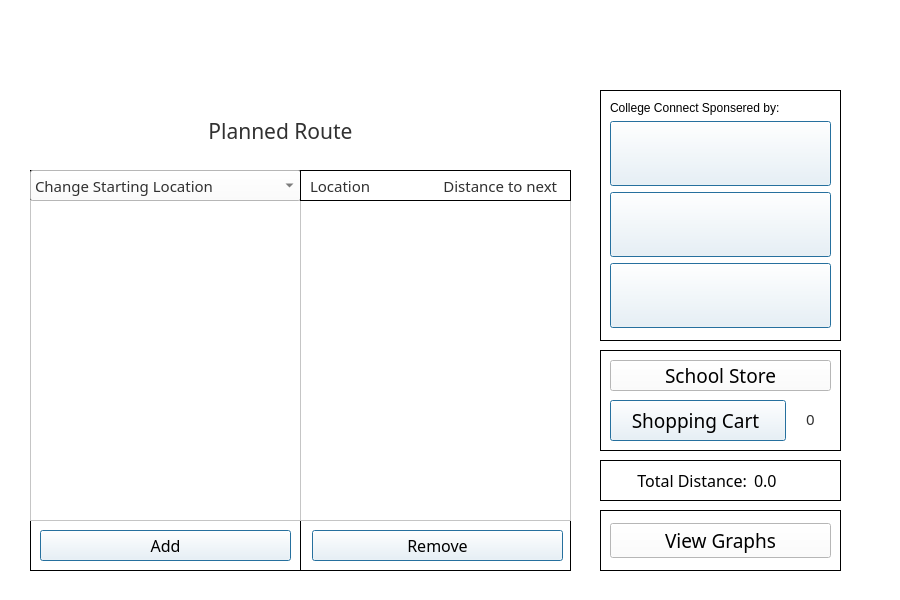
The window that tripplanner.ui (DannyCamacho/CollegeConnect) describes before a commit, drawn with Qt 5.
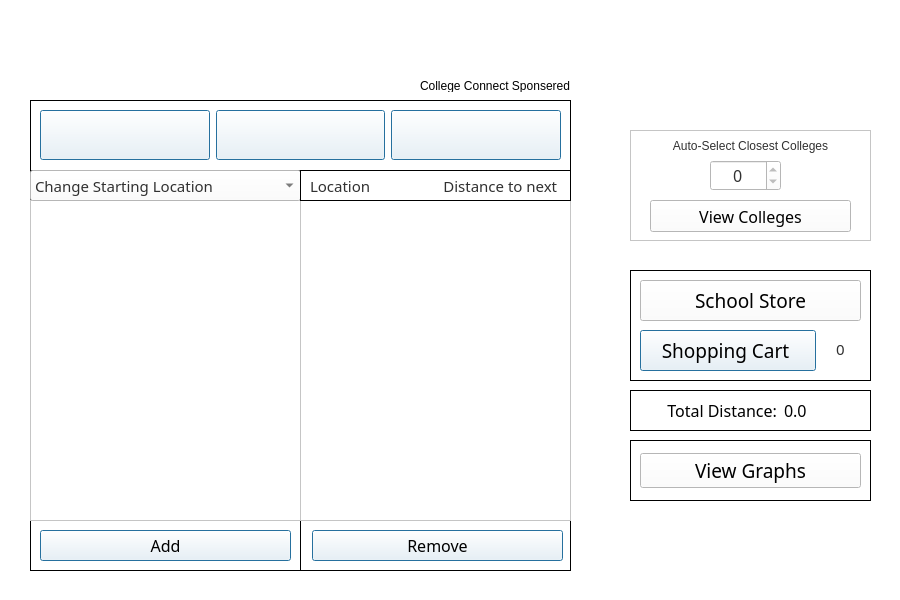
The same window after the commit. Icons and pictures are not drawn.

Commit message: changes to tripplanner.ui layout +& closest college auto select

```diff
--- a/tripplanner.ui
+++ b/tripplanner.ui
@@ -20,10 +20,10 @@
    <widget class="QFrame" name="cart_frame">
     <property name="geometry">
      <rect>
-      <x>600</x>
-      <y>350</y>
+      <x>630</x>
+      <y>270</y>
       <width>241</width>
-      <height>101</height>
+      <height>111</height>
      </rect>
     </property>
     <property name="styleSheet">
@@ -40,7 +40,7 @@
      <property name="geometry">
       <rect>
        <x>185</x>
-       <y>50</y>
+       <y>60</y>
        <width>51</width>
        <height>41</height>
       </rect>
@@ -111,7 +111,7 @@
      <property name="geometry">
       <rect>
        <x>10</x>
-       <y>50</y>
+       <y>60</y>
        <width>176</width>
        <height>41</height>
       </rect>
@@ -166,7 +166,7 @@
        <x>10</x>
        <y>10</y>
        <width>221</width>
-       <height>31</height>
+       <height>41</height>
       </rect>
      </property>
      <property name="font">
@@ -200,10 +200,10 @@
    <widget class="QFrame" name="start_at_frame">
     <property name="geometry">
      <rect>
-      <x>600</x>
-      <y>90</y>
-      <width>241</width>
-      <height>251</height>
+      <x>30</x>
+      <y>100</y>
+      <width>541</width>
+      <height>71</height>
      </rect>
     </property>
     <property name="frameShape">
@@ -212,26 +212,119 @@
     <property name="frameShadow">
      <enum>QFrame::Plain</enum>
     </property>
-    <layout class="QVBoxLayout" name="verticalLayout_2">
-     <item>
-      <widget class="QLabel" name="label">
+    <layout class="QGridLayout" name="gridLayout">
+     <item row="0" column="1">
+      <widget class="QPushButton" name="arizona_pushButton">
+       <property name="minimumSize">
+        <size>
+         <width>146</width>
+         <height>50</height>
+        </size>
+       </property>
        <property name="maximumSize">
         <size>
          <width>16777215</width>
-         <height>15</height>
+         <height>16777215</height>
         </size>
        </property>
+       <property name="font">
+        <font>
+         <family>Bahnschrift</family>
+         <pointsize>11</pointsize>
+         <weight>50</weight>
+         <bold>false</bold>
+        </font>
+       </property>
+       <property name="styleSheet">
+        <string notr="true">image: url(:/university_of_arizona_logo.png);
+
+color: rgb(49, 49, 49);
+background-color:  rgb(255, 255, 255);
+border-style: outset;
+border-width: 2px;
+border-radius: 10px;
+border-color:rgb(118, 158, 81);
+min-width: 10em;
+padding: 6px;
+
+QPushButton#visit_store_button: clicked {
+	background-color: rgb(118, 158, 81);
+    border-style: inset;
+}</string>
+       </property>
        <property name="text">
-        <string>College Connect Sponsered by:</string>
+        <string/>
        </property>
+       <property name="autoDefault">
+        <bool>true</bool>
+       </property>
+       <property name="default">
+        <bool>true</bool>
+       </property>
+       <property name="flat">
+        <bool>false</bool>
+       </property>
       </widget>
      </item>
-     <item>
+     <item row="0" column="2">
+      <widget class="QPushButton" name="michigan_pushButton">
+       <property name="minimumSize">
+        <size>
+         <width>146</width>
+         <height>50</height>
+        </size>
+       </property>
+       <property name="maximumSize">
+        <size>
+         <width>16777215</width>
+         <height>16777215</height>
+        </size>
+       </property>
+       <property name="font">
+        <font>
+         <family>Bahnschrift</family>
+         <pointsize>11</pointsize>
+         <weight>50</weight>
+         <bold>false</bold>
+        </font>
+       </property>
+       <property name="styleSheet">
+        <string notr="true">image: url(:/university_of_michigan_logo.png);
+
+color: rgb(49, 49, 49);
+background-color:  rgb(255, 255, 255);
+border-style: outset;
+border-width: 2px;
+border-radius: 10px;
+border-color:rgb(118, 158, 81);
+min-width: 10em;
+padding: 6px;
+
+QPushButton#visit_store_button: clicked {
+	background-color: rgb(118, 158, 81);
+    border-style: inset;
+}</string>
+       </property>
+       <property name="text">
+        <string/>
+       </property>
+       <property name="autoDefault">
+        <bool>true</bool>
+       </property>
+       <property name="default">
+        <bool>true</bool>
+       </property>
+       <property name="flat">
+        <bool>false</bool>
+       </property>
+      </widget>
+     </item>
+     <item row="0" column="0">
       <widget class="QPushButton" name="irvine_pushButton">
        <property name="minimumSize">
         <size>
          <width>146</width>
-         <height>65</height>
+         <height>50</height>
         </size>
        </property>
        <property name="maximumSize">
@@ -285,112 +378,6 @@
        </property>
       </widget>
      </item>
-     <item>
-      <widget class="QPushButton" name="arizona_pushButton">
-       <property name="minimumSize">
-        <size>
-         <width>146</width>
-         <height>65</height>
-        </size>
-       </property>
-       <property name="maximumSize">
-        <size>
-         <width>16777215</width>
-         <height>16777215</height>
-        </size>
-       </property>
-       <property name="font">
-        <font>
-         <family>Bahnschrift</family>
-         <pointsize>11</pointsize>
-         <weight>50</weight>
-         <bold>false</bold>
-        </font>
-       </property>
-       <property name="styleSheet">
-        <string notr="true">image: url(:/university_of_arizona_logo.png);
-
-color: rgb(49, 49, 49);
-background-color:  rgb(255, 255, 255);
-border-style: outset;
-border-width: 2px;
-border-radius: 10px;
-border-color:rgb(118, 158, 81);
-min-width: 10em;
-padding: 6px;
-
-QPushButton#visit_store_button: clicked {
-	background-color: rgb(118, 158, 81);
-    border-style: inset;
-}</string>
-       </property>
-       <property name="text">
-        <string/>
-       </property>
-       <property name="autoDefault">
-        <bool>true</bool>
-       </property>
-       <property name="default">
-        <bool>true</bool>
-       </property>
-       <property name="flat">
-        <bool>false</bool>
-       </property>
-      </widget>
-     </item>
-     <item>
-      <widget class="QPushButton" name="michigan_pushButton">
-       <property name="minimumSize">
-        <size>
-         <width>146</width>
-         <height>65</height>
-        </size>
-       </property>
-       <property name="maximumSize">
-        <size>
-         <width>16777215</width>
-         <height>16777215</height>
-        </size>
-       </property>
-       <property name="font">
-        <font>
-         <family>Bahnschrift</family>
-         <pointsize>11</pointsize>
-         <weight>50</weight>
-         <bold>false</bold>
-        </font>
-       </property>
-       <property name="styleSheet">
-        <string notr="true">image: url(:/university_of_michigan_logo.png);
-
-color: rgb(49, 49, 49);
-background-color:  rgb(255, 255, 255);
-border-style: outset;
-border-width: 2px;
-border-radius: 10px;
-border-color:rgb(118, 158, 81);
-min-width: 10em;
-padding: 6px;
-
-QPushButton#visit_store_button: clicked {
-	background-color: rgb(118, 158, 81);
-    border-style: inset;
-}</string>
-       </property>
-       <property name="text">
-        <string/>
-       </property>
-       <property name="autoDefault">
-        <bool>true</bool>
-       </property>
-       <property name="default">
-        <bool>true</bool>
-       </property>
-       <property name="flat">
-        <bool>false</bool>
-       </property>
-      </widget>
-     </item>
     </layout>
    </widget>
    <widget class="QFrame" name="button_frame">
@@ -543,8 +530,8 @@
    <widget class="QFrame" name="total_distance_frame">
     <property name="geometry">
      <rect>
-      <x>600</x>
-      <y>460</y>
+      <x>630</x>
+      <y>390</y>
       <width>241</width>
       <height>41</height>
      </rect>
@@ -601,53 +588,11 @@
      </property>
     </widget>
    </widget>
-   <widget class="QFrame" name="title_frame">
-    <property name="geometry">
-     <rect>
-      <x>30</x>
-      <y>110</y>
-      <width>501</width>
-      <height>41</height>
-     </rect>
-    </property>
-    <property name="frameShape">
-     <enum>QFrame::NoFrame</enum>
-    </property>
-    <property name="frameShadow">
-     <enum>QFrame::Raised</enum>
-    </property>
-    <widget class="QLabel" name="plan_route_label">
-     <property name="geometry">
-      <rect>
-       <x>0</x>
-       <y>0</y>
-       <width>501</width>
-       <height>41</height>
-      </rect>
-     </property>
-     <property name="font">
-      <font>
-       <family>Mongolian Baiti</family>
-       <pointsize>16</pointsize>
-      </font>
-     </property>
-     <property name="styleSheet">
-      <string notr="true">background-color: rgb(255, 255, 255);
-color: rgb(49, 49, 49);</string>
-     </property>
-     <property name="text">
-      <string>Planned Route</string>
-     </property>
-     <property name="alignment">
-      <set>Qt::AlignCenter</set>
-     </property>
-    </widget>
-   </widget>
    <widget class="QFrame" name="place_order_frame">
     <property name="geometry">
      <rect>
-      <x>600</x>
-      <y>510</y>
+      <x>630</x>
+      <y>440</y>
       <width>241</width>
       <height>61</height>
      </rect>
@@ -1292,6 +1237,137 @@
      <string/>
     </property>
    </widget>
+   <widget class="QLabel" name="sponsered_label">
+    <property name="geometry">
+     <rect>
+      <x>420</x>
+      <y>80</y>
+      <width>151</width>
+      <height>12</height>
+     </rect>
+    </property>
+    <property name="maximumSize">
+     <size>
+      <width>16777215</width>
+      <height>12</height>
+     </size>
+    </property>
+    <property name="text">
+     <string>College Connect Sponsered by:</string>
+    </property>
+   </widget>
+   <widget class="QFrame" name="populate_frame">
+    <property name="geometry">
+     <rect>
+      <x>630</x>
+      <y>130</y>
+      <width>241</width>
+      <height>111</height>
+     </rect>
+    </property>
+    <property name="frameShape">
+     <enum>QFrame::StyledPanel</enum>
+    </property>
+    <property name="frameShadow">
+     <enum>QFrame::Raised</enum>
+    </property>
+    <widget class="QLabel" name="auto_select_label">
+     <property name="geometry">
+      <rect>
+       <x>1</x>
+       <y>5</y>
+       <width>239</width>
+       <height>21</height>
+      </rect>
+     </property>
+     <property name="styleSheet">
+      <string notr="true">color: rgb(49, 49, 49);</string>
+     </property>
+     <property name="text">
+      <string>Auto-Select Closest Colleges</string>
+     </property>
+     <property name="alignment">
+      <set>Qt::AlignCenter</set>
+     </property>
+    </widget>
+    <widget class="QSpinBox" name="spinBox">
+     <property name="geometry">
+      <rect>
+       <x>80</x>
+       <y>30</y>
+       <width>71</width>
+       <height>31</height>
+      </rect>
+     </property>
+     <property name="maximumSize">
+      <size>
+       <width>16777215</width>
+       <height>16777215</height>
+      </size>
+     </property>
+     <property name="font">
+      <font>
+       <family>Mongolian Baiti</family>
+       <pointsize>12</pointsize>
+      </font>
+     </property>
+     <property name="styleSheet">
+      <string notr="true">color: rgb(49, 49, 49);
+background-color: rgb(255, 255, 255);
+alternate-background-color: rgb(225, 225, 225);
+selection-color: rgb(49, 49, 49);
+selection-background-color: rgb(225, 225, 225);</string>
+     </property>
+     <property name="alignment">
+      <set>Qt::AlignCenter</set>
+     </property>
+     <property name="readOnly">
+      <bool>true</bool>
+     </property>
+    </widget>
+    <widget class="QPushButton" name="view_auto_select_pushButton">
+     <property name="geometry">
+      <rect>
+       <x>20</x>
+       <y>70</y>
+       <width>201</width>
+       <height>32</height>
+      </rect>
+     </property>
+     <property name="minimumSize">
+      <size>
+       <width>146</width>
+       <height>0</height>
+      </size>
+     </property>
+     <property name="font">
+      <font>
+       <family>Mongolian Baiti</family>
+       <pointsize>12</pointsize>
+       <weight>50</weight>
+       <bold>false</bold>
+      </font>
+     </property>
+     <property name="styleSheet">
+      <string notr="true">color: rgb(49, 49, 49);
+background-color:  rgb(255, 255, 255);
+border-style: outset;
+border-width: 2px;
+border-radius: 10px;
+border-color:rgb(118, 158, 81);
+min-width: 10em;
+padding: 6px;
+
+QPushButton#visit_store_button: clicked {
+	background-color: rgb(118, 158, 81);
+    border-style: inset;
+}</string>
+     </property>
+     <property name="text">
+      <string>View Colleges</string>
+     </property>
+    </widget>
+   </widget>
   </widget>
  </widget>
  <resources>
```
